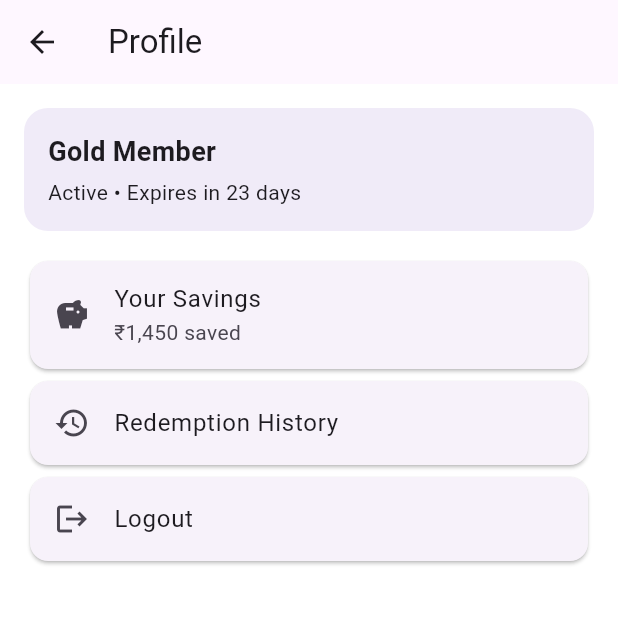
After one commit to kalpdoshii/Snap2Deal, a Flutter app: the HomeScreen screen opened directly, after a tap on the "person" icon, on a phone screen of 412 x 824 dp, the top half of it. The commit adds this screen. Run offline on Flutter 3.47's test engine with Material 3 defaults, Android fonts, the phone set to English and light mode, and no system bars; our stand-ins replace shared_preferences; missing offline and left inert: mobile_scanner; accounts and stored records are empty.

Commit message:
Day 9: Profile, subscription and logout screens

```diff
--- a/snap2deal_app/lib/screens/home/home_screen.dart
+++ b/snap2deal_app/lib/screens/home/home_screen.dart
@@ -1,5 +1,7 @@
 import 'package:flutter/material.dart';
 import 'package:snap2deal_app/screens/home/coupon_list_screen.dart';
+import '../profile/profile_screen.dart';
+
 
 class HomeScreen extends StatelessWidget {
   const HomeScreen({super.key});
@@ -9,6 +11,17 @@ class HomeScreen extends StatelessWidget {
     return Scaffold(
       appBar: AppBar(
         title: const Text("Snap2Deal"),
+        actions: [
+          IconButton(
+            icon: const Icon(Icons.person),
+            onPressed: () {
+              Navigator.push(
+                context,
+                MaterialPageRoute(builder: (_) => const ProfileScreen()),
+              );
+            },
+          )
+        ],
       ),
       body: ListView(
         padding: const EdgeInsets.all(16),
--- /dev/null
+++ b/snap2deal_app/lib/screens/profile/profile_screen.dart
@@ -0,0 +1,72 @@
+import 'package:flutter/material.dart';
+import 'package:shared_preferences/shared_preferences.dart';
+
+class ProfileScreen extends StatelessWidget {
+  const ProfileScreen({super.key});
+
+  @override
+  Widget build(BuildContext context) {
+    return Scaffold(
+      appBar: AppBar(title: const Text("Profile")),
+      body: ListView(
+        padding: const EdgeInsets.all(16),
+        children: [
+          // Header
+          Container(
+            padding: const EdgeInsets.all(16),
+            decoration: BoxDecoration(
+              color: Colors.deepPurple.withOpacity(0.1),
+              borderRadius: BorderRadius.circular(16),
+            ),
+            child: const Column(
+              crossAxisAlignment: CrossAxisAlignment.start,
+              children: [
+                Text("Gold Member",
+                    style: TextStyle(
+                        fontSize: 18, fontWeight: FontWeight.bold)),
+                SizedBox(height: 4),
+                Text("Active • Expires in 23 days"),
+              ],
+            ),
+          ),
+
+          const SizedBox(height: 16),
+
+          // Savings
+          Card(
+            child: ListTile(
+              leading: const Icon(Icons.savings),
+              title: const Text("Your Savings"),
+              subtitle: const Text("₹1,450 saved"),
+            ),
+          ),
+
+          // History
+          Card(
+            child: ListTile(
+              leading: const Icon(Icons.history),
+              title: const Text("Redemption History"),
+              onTap: () {
+                // Next step: history list
+              },
+            ),
+          ),
+
+          // Logout
+          Card(
+            child: ListTile(
+              leading: const Icon(Icons.logout),
+              title: const Text("Logout"),
+              onTap: () async {
+                final prefs = await SharedPreferences.getInstance();
+                await prefs.clear();
+
+                Navigator.popUntil(context, (route) => route.isFirst);
+              },
+            ),
+          ),
+        ],
+      ),
+    );
+  }
+}
```
